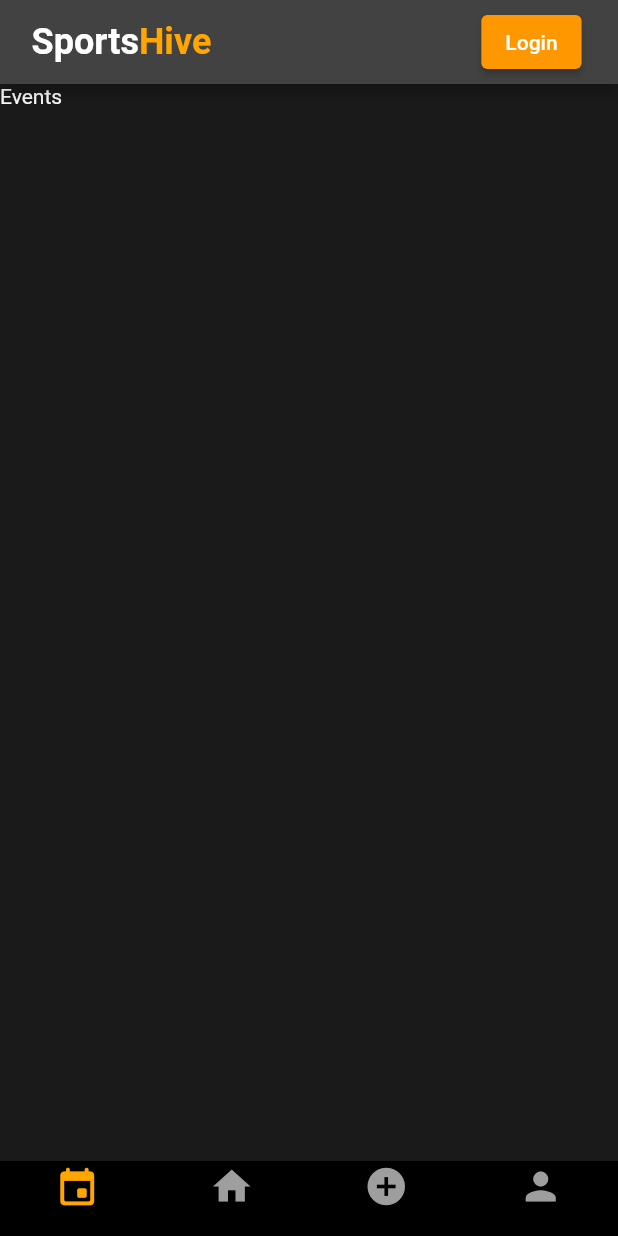
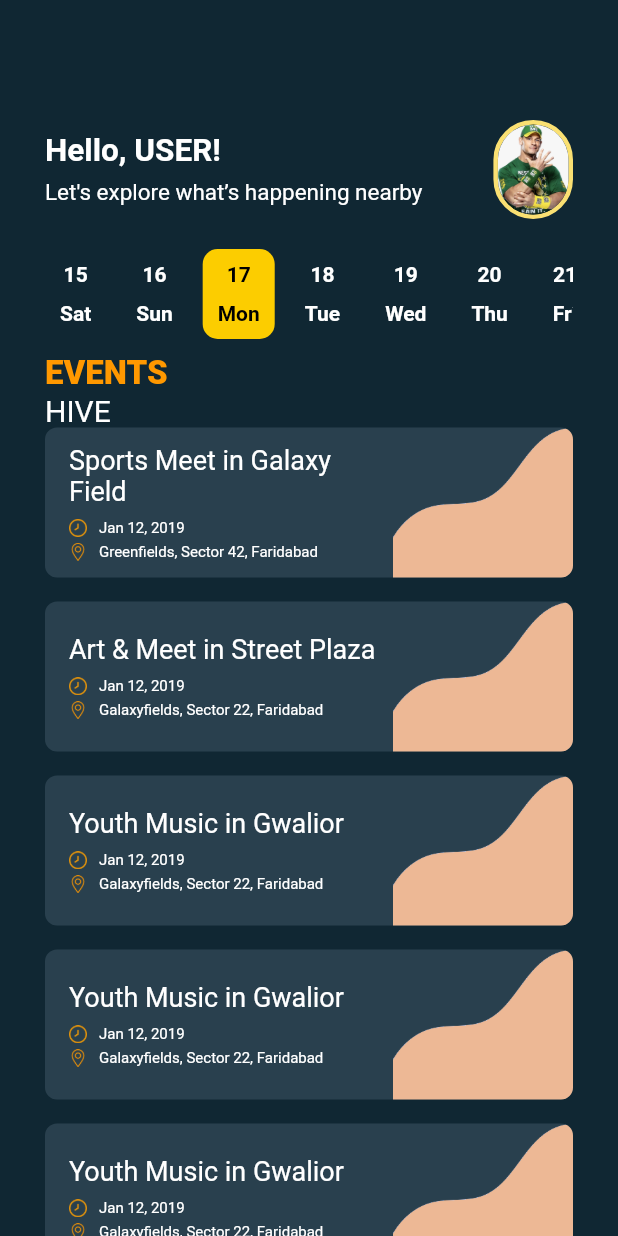
Before and after one commit to SportsHive/SportsHive-App, a Flutter app: the screen it shows after launch, on a phone screen of 412 x 824 dp. Run offline on Flutter 3.47's test engine with Material 2 defaults, Android fonts, the phone set to English and light mode, and no system bars; our stand-ins replace country_picker, firebase_auth, firebase_core, flutter_svg, google_sign_in, image_picker; accounts and stored records are empty.

Commit message:
event page UI

```diff
--- /dev/null
+++ b/lib/data/database.dart
@@ -0,0 +1,169 @@
+import 'dart:math';
+import 'package:sportshive/data/models/date_model.dart';
+import 'package:sportshive/data/models/event_model.dart';
+import 'package:sportshive/data/models/event_type_model.dart';
+
+List<DateModel> getDates(){
+
+  List<DateModel> dates = <DateModel>[];
+  DateModel dateModel = new DateModel();
+  List<String> weekdays = ['Mon','Tue','Wed','Thu','Fri','Sat', 'Sun'];
+
+  DateTime t = DateTime.now();
+
+  //2 before
+  dateModel.date = t.subtract(Duration(days: 2)).day.toString();
+  dateModel.weekDay = weekdays[t.subtract(Duration(days: 2)).weekday - 1];
+  dates.add(dateModel);
+
+  dateModel = new DateModel();
+
+  //1 before
+  dateModel.date = t.subtract(Duration(days: 1)).day.toString();
+  dateModel.weekDay = weekdays[t.subtract(Duration(days: 1)).weekday - 1];
+  dates.add(dateModel);
+
+  dateModel = new DateModel();
+
+
+  dateModel.date = t.day.toString();
+  dateModel.weekDay = weekdays[t.weekday - 1];
+  dates.add(dateModel);
+  dateModel = new DateModel();
+
+  //1 after
+  dateModel.date = t.add(Duration(days: 1)).day.toString();
+  dateModel.weekDay = weekdays[t.add(Duration(days: 1)).weekday - 1];
+  dates.add(dateModel);
+
+  dateModel = new DateModel();
+
+  //2 after
+  dateModel.date = t.add(Duration(days: 2)).day.toString();
+  dateModel.weekDay = weekdays[t.add(Duration(days: 2)).weekday - 1];
+  dates.add(dateModel);
+
+  dateModel = new DateModel();
+
+
+  //3 after
+  dateModel.date = t.add(Duration(days: 3)).day.toString();
+  dateModel.weekDay = weekdays[t.add(Duration(days: 3)).weekday - 1];
+  dates.add(dateModel);
+  dateModel = new DateModel();
+
+
+  //4 after
+  dateModel.date = t.add(Duration(days: 4)).day.toString();
+  dateModel.weekDay = weekdays[t.add(Duration(days: 4)).weekday - 1];
+  dates.add(dateModel);
+
+  dateModel = new DateModel();
+
+  //5 after
+  dateModel.date = t.add(Duration(days: 5)).day.toString();
+  dateModel.weekDay = weekdays[t.add(Duration(days: 5)).weekday - 1];
+  dates.add(dateModel);
+
+  dateModel = new DateModel();
+
+  return dates;
+
+}
+
+List<EventsModel> getEvents(){
+
+  List<EventsModel> events = <EventsModel>[];
+  EventsModel eventsModel = EventsModel();
+
+  //1
+  eventsModel.imgeAssetPath = "assets/images/login_bottom.png";
+  eventsModel.date = "Jan 12, 2019";
+  eventsModel.desc = "Sports Meet in Galaxy Field";
+  eventsModel.address = "Greenfields, Sector 42, Faridabad";
+  events.add(eventsModel);
+
+  eventsModel = new EventsModel();
+
+  //2
+  eventsModel.imgeAssetPath = "assets/images/login_bottom.png";
+  eventsModel.date = "Jan 12, 2019";
+  eventsModel.desc = "Art & Meet in Street Plaza";
+      eventsModel.address = "Galaxyfields, Sector 22, Faridabad";
+  events.add(eventsModel);
+
+  eventsModel = new EventsModel();
+
+  //3
+  eventsModel.imgeAssetPath = "assets/images/login_bottom.png";
+  eventsModel.date = "Jan 12, 2019";
+  eventsModel.address = "Galaxyfields, Sector 22, Faridabad";
+      eventsModel.desc = "Youth Music in Gwalior";
+  events.add(eventsModel);
+
+  eventsModel = new EventsModel();
+
+  //3
+  eventsModel.imgeAssetPath = "assets/images/login_bottom.png";
+  eventsModel.date = "Jan 12, 2019";
+  eventsModel.address = "Galaxyfields, Sector 22, Faridabad";
+      eventsModel.desc = "Youth Music in Gwalior";
+  events.add(eventsModel);
+
+  eventsModel = new EventsModel();
+
+  //3
+  eventsModel.imgeAssetPath = "assets/images/login_bottom.png";
+  eventsModel.date = "Jan 12, 2019";
+  eventsModel.address = "Galaxyfields, Sector 22, Faridabad";
+      eventsModel.desc = "Youth Music in Gwalior";
+  events.add(eventsModel);
+
+  eventsModel = new EventsModel();
+
+  //3
+  eventsModel.imgeAssetPath = "assets/images/login_bottom.png";
+  eventsModel.date = "Jan 12, 2019";
+  eventsModel.address = "Galaxyfields, Sector 22, Faridabad";
+      eventsModel.desc = "Youth Music in Gwalior";
+  events.add(eventsModel);
+
+  eventsModel = new EventsModel();
+  //3
+  eventsModel.imgeAssetPath = "assets/images/login_bottom.png";
+  eventsModel.date = "Jan 12, 2019";
+  eventsModel.address = "Galaxyfields, Sector 22, Faridabad";
+      eventsModel.desc = "Youth Music in Gwalior";
+  events.add(eventsModel);
+
+  eventsModel = new EventsModel();
+  //3
+  eventsModel.imgeAssetPath = "assets/images/login_bottom.png";
+  eventsModel.date = "Jan 12, 2019";
+  eventsModel.address = "Galaxyfields, Sector 22, Faridabad";
+      eventsModel.desc = "Youth Music in Gwalior";
+  events.add(eventsModel);
+
+  eventsModel = new EventsModel();
+
+  //3
+  eventsModel.imgeAssetPath = "assets/images/login_bottom.png";
+  eventsModel.date = "Jan 12, 2019";
+  eventsModel.address = "Galaxyfields, Sector 22, Faridabad";
+      eventsModel.desc = "Youth Music in Gwalior";
+  events.add(eventsModel);
+
+  eventsModel = new EventsModel();
+
+  //3
+  eventsModel.imgeAssetPath = "assets/images/login_bottom.png";
+  eventsModel.date = "Jan 12, 2019";
+  eventsModel.address = "Galaxyfields, Sector 22, Faridabad";
+      eventsModel.desc = "Youth Music in Gwalior";
+  events.add(eventsModel);
+
+  eventsModel = new EventsModel();
+
+  return events;
+
+}
--- /dev/null
+++ b/lib/data/models/date_model.dart
@@ -0,0 +1,6 @@
+class DateModel{
+
+  late String weekDay;
+  late String date;
+
+}
--- /dev/null
+++ b/lib/data/models/event_model.dart
@@ -0,0 +1,6 @@
+class EventsModel {
+  late String desc;
+  late String date;
+  late String address;
+  late String imgeAssetPath;
+}
--- /dev/null
+++ b/lib/data/models/event_type_model.dart
@@ -0,0 +1,5 @@
+class EventTypeModel{
+
+  late String imgAssetPath;
+  late String eventType;
+}
--- a/lib/main.dart
+++ b/lib/main.dart
@@ -1,6 +1,9 @@
 import 'package:firebase_core/firebase_core.dart';
 import 'package:firebase_auth/firebase_auth.dart';
 import 'package:flutter/material.dart';
+import 'package:sportshive/screens/auth/add_post_screen.dart';
+import 'package:sportshive/screens/auth/create.dart';
+import 'package:sportshive/screens/auth/event_page.dart';
 import 'package:sportshive/screens/auth/login_page.dart';
 import 'package:sportshive/screens/auth/preference_screen.dart';
 import 'package:sportshive/screens/auth/profile_screen.dart';
@@ -29,7 +32,7 @@ class MyApp extends StatelessWidget {
       theme: ThemeData.dark().copyWith(
         scaffoldBackgroundColor: mobileBackgroundColor,
       ),
-      home: MobileScreenLayout(),
+      home: EventsScreen(),
     );
   }
 }
--- a/lib/responsive/mobile_screen_layout.dart
+++ b/lib/responsive/mobile_screen_layout.dart
@@ -15,7 +15,7 @@ class MobileScreenLayout extends StatefulWidget {
 
 class _MobileScreenLayoutState extends State<MobileScreenLayout> {
   int _page = 0;
-  late PageController pageController;
+  late PageController pageController = PageController(initialPage: 1);
 
   @override
   void initState() {
--- /dev/null
+++ b/lib/screens/auth/event_page.dart
@@ -0,0 +1,239 @@
+import 'package:flutter/material.dart';
+import 'package:sportshive/data/models/date_model.dart';
+import 'package:sportshive/data/models/event_model.dart';
+import 'package:sportshive/data/models/event_type_model.dart';
+import 'package:sportshive/data/database.dart';
+
+
+class EventsScreen extends StatefulWidget {
+  @override
+  _EventsScreenState createState() => _EventsScreenState();
+}
+
+class _EventsScreenState extends State<EventsScreen> {
+
+  List<DateModel> dates = <DateModel>[];
+  List<EventTypeModel> eventsType = [];
+  List<EventsModel> events = <EventsModel>[];
+
+
+  String todayDateIs = DateTime.now().day.toString();
+
+  @override
+  void initState() {
+    // TODO: implement initState
+    super.initState();
+    dates = getDates();
+    events = getEvents();
+  }
+
+  @override
+  Widget build(BuildContext context) {
+    return Scaffold(
+      body: Container(
+        child: Stack(
+          children: <Widget>[
+            Container(
+              decoration: BoxDecoration(
+               color: Color(0xff102733)
+              ),
+            ),
+            SingleChildScrollView(
+              child: Container(
+                padding: EdgeInsets.symmetric(vertical: 60,horizontal: 30),
+                child: Column(
+                  crossAxisAlignment: CrossAxisAlignment.start,
+                  children: <Widget>[
+                    Row(
+                      children: <Widget>[],
+                    ),
+                    SizedBox(height: 20,),
+                    Row(
+                      children: <Widget>[
+                        Column(
+                          crossAxisAlignment: CrossAxisAlignment.start,
+                          children: <Widget>[
+
+                            Text("Hello, USER!", style: TextStyle(
+                              color: Colors.white,
+                              fontWeight: FontWeight.w700,
+                              fontSize: 21
+                            ),),
+                            SizedBox(height: 6,),
+                            Text("Let's explore what’s happening nearby",
+                            style: TextStyle(
+                              color: Colors.white,
+                              fontSize: 15
+                            ),)
+                          ],
+                        ),
+                        Spacer(),
+                        Container(
+                          decoration: BoxDecoration(
+                            border: Border.all(
+                              width: 3,
+                              color: Color(0xffFAE072)
+                            ),
+                            borderRadius: BorderRadius.circular(30),
+                          ),
+                          child: ClipRRect(
+                              borderRadius: BorderRadius.circular(30),
+                              child: Image.asset("assets/images/profilepicsample.png", height: 60,)),
+                        )
+                      ],
+                    ),
+                    SizedBox(height: 20,),
+
+                    /// Dates
+                    Container(
+                      height: 60,
+                      child: ListView.builder(
+                          itemCount: dates.length,
+                          shrinkWrap: true,
+                          scrollDirection: Axis.horizontal,
+                          itemBuilder: (context, index){
+                            return DateTile(
+                              weekDay: dates[index].weekDay,
+                              date: dates[index].date,
+                              isSelected: todayDateIs == dates[index].date,
+                            );
+                          }),
+                    ),
+
+                    /// Popular Events
+                    SizedBox(height: 10,),
+                    Text("EVENTS ", style: TextStyle(
+                          color: Colors.orange,
+                          fontSize: 22,
+                          fontWeight: FontWeight.w800
+                        ),),
+                    Text("HIVE", style: TextStyle(
+                        color: Colors.white,
+                        fontSize: 20
+                    ),),
+                    Container(
+                      child: ListView.builder(
+                        itemCount: events.length,
+                          shrinkWrap: true,
+                          scrollDirection: Axis.vertical,
+                          itemBuilder: (context, index){
+                          return PopularEventTile(
+                            desc: events[index].desc,
+                            imgeAssetPath: events[index].imgeAssetPath,
+                            date: events[index].date,
+                            address: events[index].address,
+                          );
+                          }),
+                    )
+                  ],
+                ),
+              ),
+            ),
+
+          ],
+        ),
+      ),
+    );
+  }
+}
+
+class DateTile extends StatelessWidget {
+
+  String weekDay;
+  String date;
+  bool isSelected;
+  DateTile({required this.weekDay,required this.date, required this.isSelected});
+
+  @override
+  Widget build(BuildContext context) {
+    return Container(
+      margin: EdgeInsets.only(right: 10),
+      padding: EdgeInsets.symmetric(horizontal: 10),
+      decoration: BoxDecoration(
+        color: isSelected ? Color(0xffFCCD00) : Colors.transparent,
+        borderRadius: BorderRadius.circular(10)
+      ),
+      child: Column(
+        mainAxisAlignment: MainAxisAlignment.center,
+        children: <Widget>[
+          Text(date, style: TextStyle(
+            color: isSelected ? Colors.black : Colors.white,
+            fontWeight: FontWeight.w600
+          ),),
+          SizedBox(height: 10,),
+          Text(weekDay, style: TextStyle(
+              color: isSelected ? Colors.black : Colors.white,
+              fontWeight: FontWeight.w600
+          ),)
+        ],
+      ),
+    );
+  }
+}
+
+
+class PopularEventTile extends StatelessWidget {
+
+  String desc;
+  String date;
+  String address;
+  String imgeAssetPath;/// later can be changed with imgUrl
+  PopularEventTile({required this.address, required this.date, required this.imgeAssetPath,required this.desc});
+
+  @override
+  Widget build(BuildContext context) {
+    return Container(
+      height: 100,
+      margin: EdgeInsets.only(bottom: 16),
+      decoration: BoxDecoration(
+        color: Color(0xff29404E),
+        borderRadius: BorderRadius.circular(8)
+      ),
+      child: Row(
+        children: <Widget>[
+          Expanded(
+            child: Container(
+              padding: EdgeInsets.only(left: 16),
+              width: MediaQuery.of(context).size.width - 100,
+              child: Column(
+                mainAxisAlignment: MainAxisAlignment.center,
+                crossAxisAlignment: CrossAxisAlignment.start,
+                children: <Widget>[
+                  Text(desc, style: TextStyle(
+                      color: Colors.white,
+                    fontSize: 18
+                  ),),
+                  SizedBox(height: 8,),
+                  Row(
+                    children: <Widget>[
+                      Image.asset("assets/images/clock_icon.png", height: 12,),
+                      SizedBox(width: 8,),
+                      Text(date, style: TextStyle(
+                          color: Colors.white,
+                          fontSize: 10
+                      ),)
+                    ],
+                  ),
+                  SizedBox(height: 4,),
+                  Row(
+                    children: <Widget>[
+                      Image.asset("assets/images/location_icon.png", height: 12,),
+                      SizedBox(width: 8,),
+                      Text(address, style: TextStyle(
+                        color: Colors.white,
+                        fontSize: 10
+                      ),)
+                    ],
+                  ),
+                ],
+              ),
+            ),
+          ),
+          ClipRRect(
+              borderRadius: BorderRadius.only(topRight: Radius.circular(8), bottomRight: Radius.circular(8)),
+              child: Image.asset(imgeAssetPath, height: 100,width: 120, fit: BoxFit.cover,)),
+        ],
+      ),
+    );
+  }
+}
--- a/pubspec.yaml
+++ b/pubspec.yaml
@@ -69,6 +69,11 @@ flutter:
 
     - assets/images/
     - assets/icons/
+
+    - assets\images\clock_icon.png
+    - assets\images\location_icon.png
+
+
   #   - images/a_dot_ham.jpeg
   # An image asset can refer to one or more resolution-specific "variants", see
   # https://flutter.dev/assets-and-images/#resolution-aware
```
Also changed, not shown: assets/images/clock_icon.png (added), assets/images/location_icon.png (added), assets/login_logo_emptybackg.png (added), assets/welcome.png (added).
